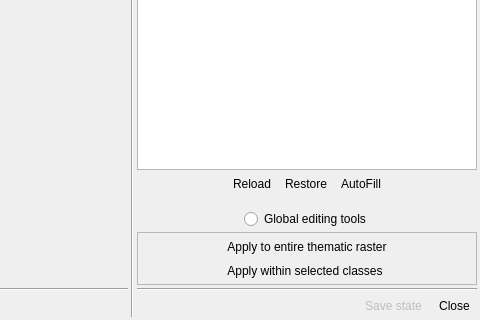
Before: the Qt Designer form ui/main_dialog.ui in SMByC/ThRasE, drawn with Qt 5; both pictures show x 658 to 1138 and y 241 to 561 of the 1138 by 561 pixel window.
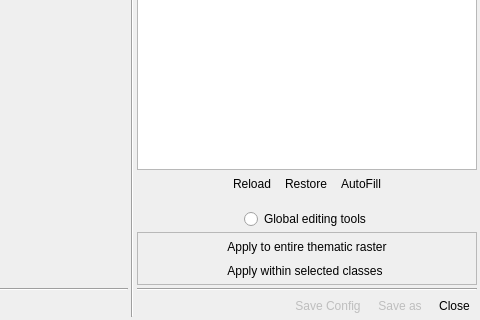
After: the same form once the commit is applied. Icons and pictures are not drawn. Custom widgets are drawn as their Qt base class.

Commit message: Improve the handling of saving configuration with two buttons: one as the default for overwriting the current config file and another for selecting a new config file. Also, make improvements to the exit dialog with an option to save and exit.

Diff of the .ui file:
```diff
--- a/ui/main_dialog.ui
+++ b/ui/main_dialog.ui
@@ -1373,7 +1373,7 @@
                <string>&lt;html&gt;&lt;head/&gt;&lt;body&gt;&lt;p&gt;Save all ThRasE configurations and states to a file (.yaml) for later restoration.&lt;/p&gt;&lt;/body&gt;&lt;/html&gt;</string>
               </property>
               <property name="text">
-               <string>Save state</string>
+               <string>Save Config</string>
               </property>
               <property name="icon">
                <iconset>
@@ -1387,6 +1387,32 @@
               </property>
              </widget>
             </item>
+            <item>
+             <widget class="QToolButton" name="SaveAsConfig">
+              <property name="enabled">
+               <bool>false</bool>
+              </property>
+              <property name="cursor">
+               <cursorShape>PointingHandCursor</cursorShape>
+              </property>
+              <property name="toolTip">
+               <string>&lt;html&gt;&lt;head/&gt;&lt;body&gt;&lt;p&gt;&lt;span style=&quot; font-weight:600;&quot;&gt;Save As&lt;/span&gt;&lt;br/&gt;Save the current ThRasE configuration to a different YAML file.&lt;/p&gt;&lt;/body&gt;&lt;/html&gt;</string>
+              </property>
+              <property name="text">
+               <string>Save as</string>
+              </property>
+              <property name="icon">
+               <iconset>
+                <normaloff>:/plugins/thrase/icons/save_as.svg</normaloff>:/plugins/thrase/icons/save_as.svg</iconset>
+              </property>
+              <property name="toolButtonStyle">
+               <enum>Qt::ToolButtonIconOnly</enum>
+              </property>
+              <property name="autoRaise">
+               <bool>true</bool>
+              </property>
+             </widget>
+            </item>
             <item>
              <widget class="QToolButton" name="CloseButton">
               <property name="cursor">
```
Left out of the diff: 2 changed lines with no effect on the pictures. The commit also changes 3 other files.
